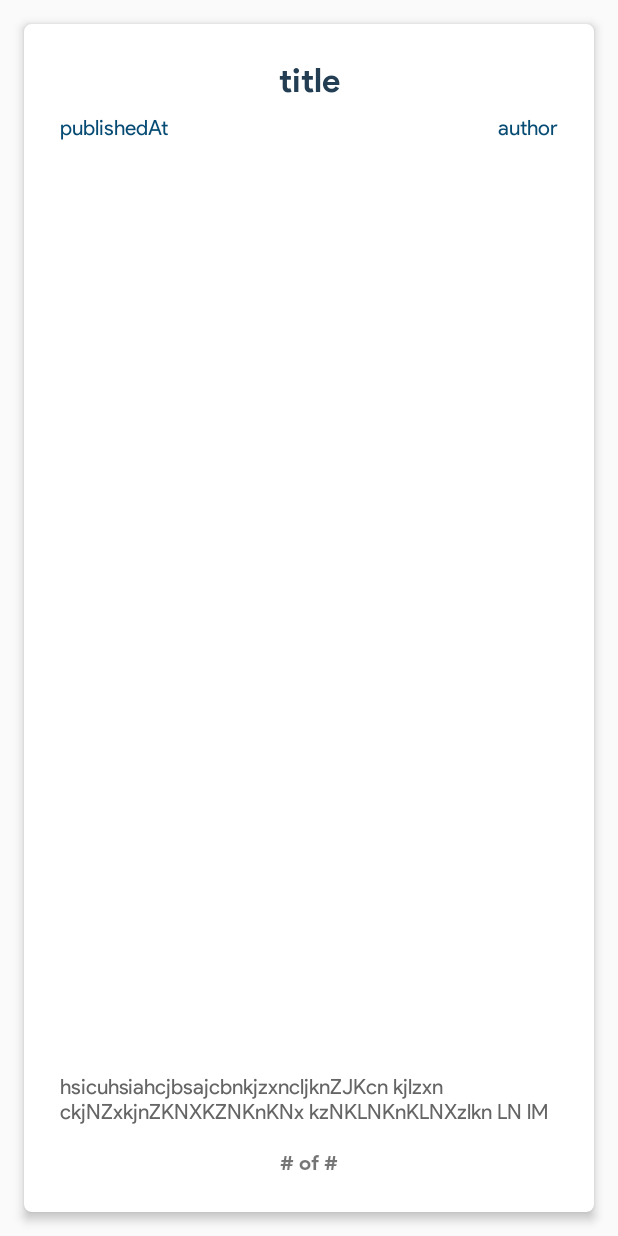
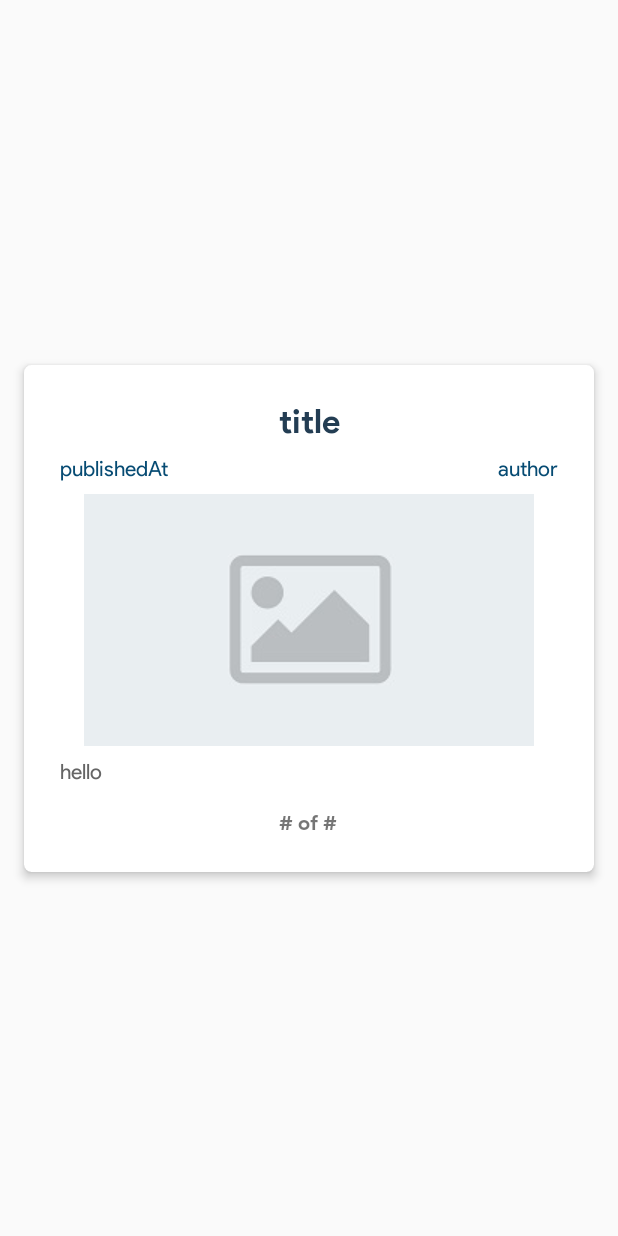
Before and after one commit to chiragkhandhar/News-Gateway, an Android app: the layout article_fragment.xml on its own in the app's theme, with its tools: preview values and no code run, on a phone screen of 412 x 824 dp. Run offline under Robolectric (Android 15) with nearby library versions, the phone set to English and light mode, and no system bars.

Commit message:
Article Image Integration using Glide | View Full Story Integration

```diff
--- a/app/build.gradle
+++ b/app/build.gradle
@@ -33,6 +33,8 @@ dependencies {
     implementation 'androidx.appcompat:appcompat:1.1.0'
     implementation 'androidx.constraintlayout:constraintlayout:1.1.3'
     implementation 'com.google.android.material:material:1.1.0'
+    implementation 'com.github.bumptech.glide:glide:4.11.0'
+    annotationProcessor 'com.github.bumptech.glide:compiler:4.11.0'
     testImplementation 'junit:junit:4.12'
     androidTestImplementation 'androidx.test.ext:junit:1.1.1'
     androidTestImplementation 'androidx.test.espresso:espresso-core:3.2.0'
--- a/app/src/main/java/ml/chiragkhandhar/newsgateway/NewsService.java
+++ b/app/src/main/java/ml/chiragkhandhar/newsgateway/NewsService.java
@@ -77,7 +77,6 @@ public class NewsService extends Service
         articleArrayList.clear();
         Log.d(TAG, "setArticles: bp: Number of Articles: " + articles.size());
         articleArrayList.addAll(articles);
-        printLst(articleArrayList);
     }
 
 
--- a/app/src/main/res/layout/article_fragment.xml
+++ b/app/src/main/res/layout/article_fragment.xml
@@ -1,6 +1,5 @@
 <?xml version="1.0" encoding="utf-8"?>
-<FrameLayout
-    xmlns:android="http://schemas.android.com/apk/res/android"
+<FrameLayout xmlns:android="http://schemas.android.com/apk/res/android"
     xmlns:app="http://schemas.android.com/apk/res-auto"
     xmlns:tools="http://schemas.android.com/tools"
     android:layout_width="match_parent"
@@ -10,9 +9,10 @@
         android:layout_width="match_parent"
         android:layout_height="match_parent">
 
+
         <androidx.cardview.widget.CardView
             android:layout_width="match_parent"
-            android:layout_height="match_parent"
+            android:layout_height="wrap_content"
             android:layout_margin="16dp"
             app:cardCornerRadius="5dp"
             app:cardElevation="4dp"
@@ -23,13 +23,15 @@
 
             <androidx.constraintlayout.widget.ConstraintLayout
                 android:layout_width="match_parent"
-                android:layout_height="match_parent"
-                android:padding="24dp">
+                android:layout_height="wrap_content">
 
                 <TextView
                     android:id="@+id/title"
                     android:layout_width="0dp"
                     android:layout_height="wrap_content"
+                    android:layout_marginStart="24dp"
+                    android:layout_marginTop="24dp"
+                    android:layout_marginEnd="24dp"
                     android:textAlignment="center"
                     android:textColor="@color/colorPrimaryDark"
                     android:textSize="22sp"
@@ -42,6 +44,7 @@
                     android:id="@+id/publishedAt"
                     android:layout_width="0dp"
                     android:layout_height="wrap_content"
+                    android:layout_marginStart="24dp"
                     android:layout_marginTop="8dp"
                     android:layout_marginEnd="8dp"
                     android:fontFamily="@font/product_sans_regular"
@@ -58,6 +61,7 @@
                     android:layout_height="wrap_content"
                     android:layout_marginStart="8dp"
                     android:layout_marginTop="8dp"
+                    android:layout_marginEnd="24dp"
                     android:fontFamily="@font/product_sans_regular"
                     android:textAlignment="textEnd"
                     android:textColor="@color/colorPrimary"
@@ -71,23 +75,32 @@
                     android:id="@+id/pageNo"
                     android:layout_width="wrap_content"
                     android:layout_height="wrap_content"
+                    android:layout_marginStart="24dp"
+                    android:layout_marginTop="16dp"
+                    android:layout_marginEnd="24dp"
+                    android:layout_marginBottom="24dp"
                     app:layout_constraintBottom_toBottomOf="parent"
                     app:layout_constraintEnd_toEndOf="parent"
+                    app:layout_constraintHorizontal_bias="0.498"
                     app:layout_constraintStart_toStartOf="parent"
+                    app:layout_constraintTop_toBottomOf="@+id/description"
                     tools:text="# of #" />
 
                 <TextView
                     android:id="@+id/description"
-                    android:layout_width="wrap_content"
+                    android:layout_width="0dp"
                     android:layout_height="wrap_content"
-                    android:layout_marginBottom="16dp"
+                    android:layout_marginStart="24dp"
+                    android:layout_marginTop="8dp"
+                    android:layout_marginEnd="24dp"
                     android:fontFamily="@font/product_sans_regular"
-                    android:textAlignment="viewStart"
+                    android:justificationMode="inter_word"
+                    android:textAlignment="inherit"
                     android:textColor="@color/grey"
-                    app:layout_constraintBottom_toTopOf="@+id/pageNo"
                     app:layout_constraintEnd_toEndOf="parent"
                     app:layout_constraintStart_toStartOf="parent"
-                    tools:text="hsicuhsiahcjbsajcbnkjzxncljknZJKcn kjlzxn ckjNZxkjnZKNXKZNKnKNx kzNKLNKnKLNXzlkn LN lM" />
+                    app:layout_constraintTop_toBottomOf="@+id/image"
+                    tools:text="hello" />
 
                 <androidx.constraintlayout.widget.Guideline
                     android:id="@+id/guideline2"
@@ -96,9 +109,23 @@
                     android:orientation="vertical"
                     app:layout_constraintGuide_percent="0.5" />
 
+                <ImageView
+                    android:id="@+id/image"
+                    android:layout_width="0dp"
+                    android:layout_height="wrap_content"
+                    android:layout_marginTop="8dp"
+                    android:contentDescription="@string/image"
+                    android:scaleType="fitCenter"
+                    app:layout_constraintEnd_toEndOf="parent"
+                    app:layout_constraintHorizontal_bias="0.498"
+                    app:layout_constraintStart_toStartOf="parent"
+                    app:layout_constraintTop_toBottomOf="@+id/author"
+                    app:srcCompat="@drawable/placeholder" />
+
             </androidx.constraintlayout.widget.ConstraintLayout>
 
         </androidx.cardview.widget.CardView>
 
+
     </androidx.constraintlayout.widget.ConstraintLayout>
 </FrameLayout>
```
Also changed, not shown: app/src/main/java/ml/chiragkhandhar/newsgateway/ArticleFragment.java (+79 -0 lines), app/src/main/res/drawable/error.xml (added, +7 -0 lines), app/src/main/res/drawable/loading.xml (added, +5 -0 lines), app/src/main/res/drawable-v24/default_img.jpg (deleted), app/src/main/res/drawable-v24/placeholder.jpg (added).
